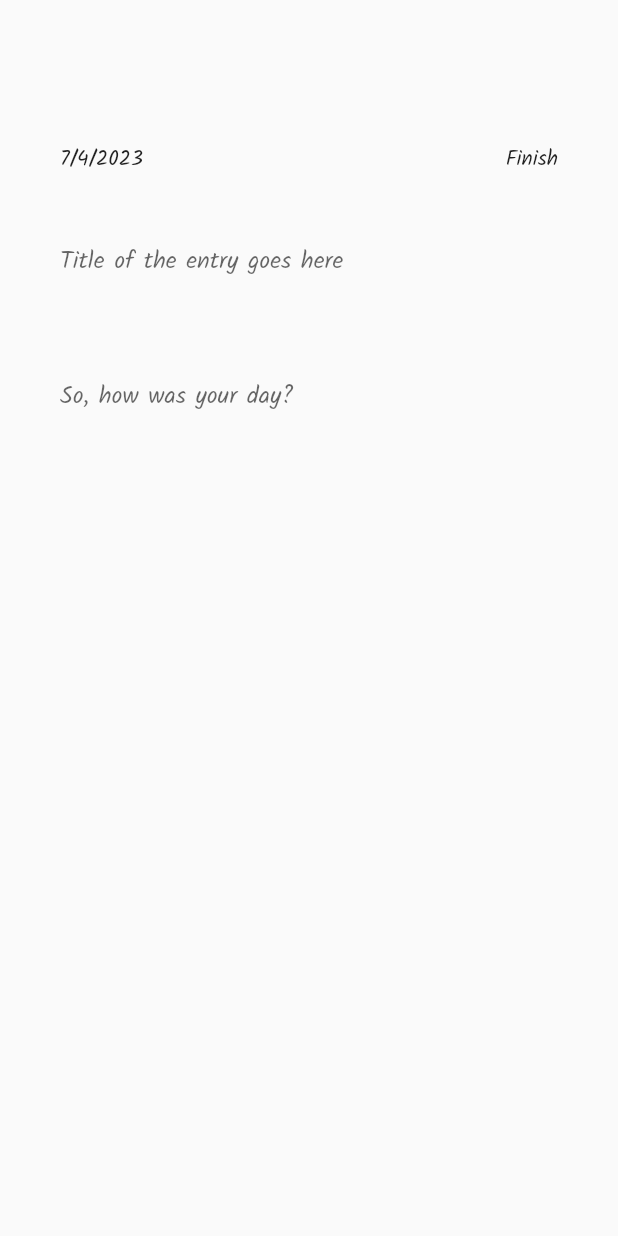
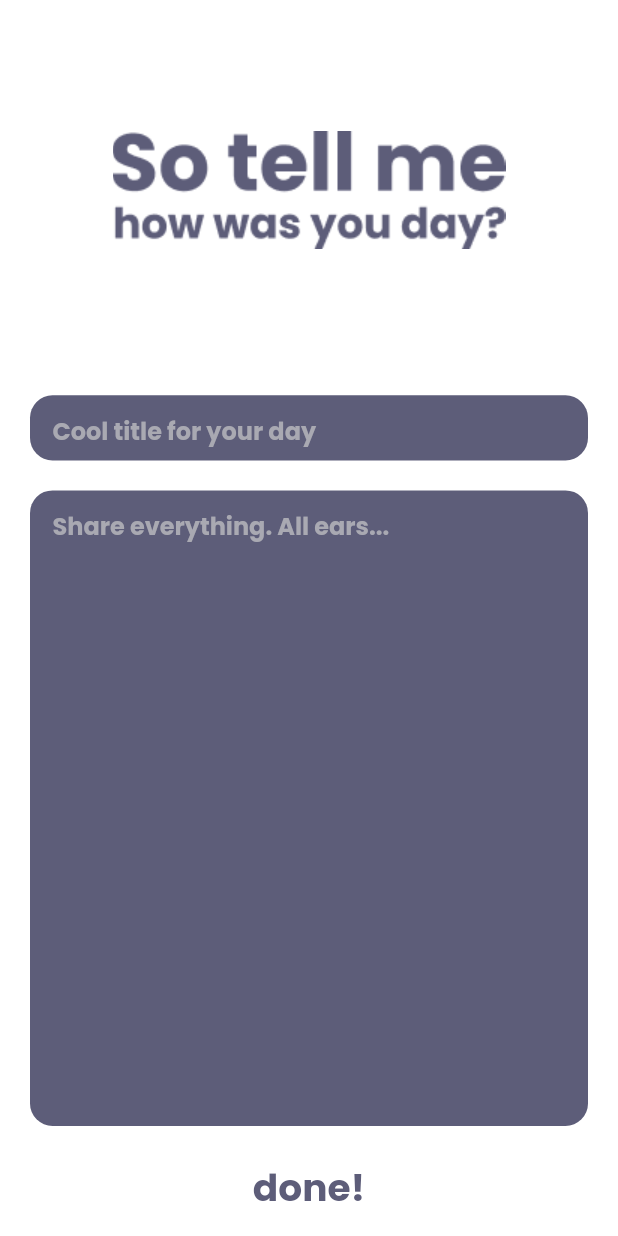
Before and after one commit to HustleAura/project_happynewyear, a Flutter app: the NewEntryPage screen opened by its route, on a phone screen of 412 x 824 dp. Run offline on Flutter 3.47's test engine with Material 2 defaults, Android fonts, the phone set to English and light mode, and no system bars; our stand-ins replace bloc, cloud_firestore, dartz, equatable, firebase_auth, firebase_core and 6 more; accounts and stored records are empty.

Commit message:
feat : add the new entry page ui

```diff
--- a/lib/application/user_dashboard/user_dashboard_bloc.dart
+++ b/lib/application/user_dashboard/user_dashboard_bloc.dart
@@ -26,6 +26,11 @@
             const UserDashboardState.profileScreen(),
           );
         },
+        newEntryPressed: (newEntryPressed) {
+          emit(
+            const UserDashboardState.newEntryScreen(),
+          );
+        },
       );
     });
   }
--- a/lib/application/user_dashboard/user_dashboard_event.dart
+++ b/lib/application/user_dashboard/user_dashboard_event.dart
@@ -5,4 +5,5 @@
   const factory UserDashboardEvent.toDoPressed() = _ToDoPressed;
   const factory UserDashboardEvent.diaryPressed() = _DiaryPressed;
   const factory UserDashboardEvent.profilePressed() = _ProfilePressed;
+  const factory UserDashboardEvent.newEntryPressed() = _NewEntryPressed;
 }
--- a/lib/application/user_dashboard/user_dashboard_state.dart
+++ b/lib/application/user_dashboard/user_dashboard_state.dart
@@ -2,7 +2,8 @@
 
 @freezed
 class UserDashboardState with _$UserDashboardState {
-  const factory UserDashboardState.profileScreen() = _ProflieScreen;
   const factory UserDashboardState.toDoScreen() = _ToDoScreen;
   const factory UserDashboardState.diaryScreen() = _DiaryScreen;
+  const factory UserDashboardState.profileScreen() = _ProflieScreen;
+  const factory UserDashboardState.newEntryScreen() = _NewEntryScreen;
 }
--- a/lib/presentation/core/constants.dart
+++ b/lib/presentation/core/constants.dart
@@ -9,6 +9,7 @@
 //images
 const authScreenLogoPath = 'assets/images/auth_screen_logo.png';
 const diaryScreenLogoPath = 'assets/images/diary_screen_logo.png';
+const newEntryScreenLogoPath = 'assets/images/new_entry_screen_logo.png';
 
 // screen size
 final fullScreenSize =
--- a/lib/presentation/diary/diary_home.dart
+++ b/lib/presentation/diary/diary_home.dart
@@ -1,5 +1,8 @@
 import 'package:flutter/material.dart';
-import 'package:project_happynewyear/presentation/diary/diary_entry_tile.dart';
+import 'package:flutter_bloc/flutter_bloc.dart';
+import 'package:project_happynewyear/application/user_dashboard/user_dashboard_bloc.dart';
+import 'package:project_happynewyear/presentation/diary/widgets/diary_entry_tile.dart';
+import 'package:project_happynewyear/presentation/user_dashboard/user_dashboard.dart';
 
 import '../core/constants.dart';
 
@@ -29,7 +32,11 @@
                   height: 30,
                 ),
                 IconButton(
-                  onPressed: () {},
+                  onPressed: () {
+                    BlocProvider.of<UserDashboardBloc>(context).add(
+                      const UserDashboardEvent.newEntryPressed(),
+                    );
+                  },
                   icon: const Icon(
                     Icons.add_circle_outline,
                     size: 60,
--- a/lib/presentation/new_entry/new_entry_page.dart
+++ b/lib/presentation/new_entry/new_entry_page.dart
@@ -1,7 +1,9 @@
 import 'package:flutter/material.dart';
+import 'package:google_fonts/google_fonts.dart';
 import 'package:project_happynewyear/presentation/core/constants.dart';
+import 'package:project_happynewyear/presentation/new_entry/widgets/body_field.dart';
 import 'package:project_happynewyear/presentation/new_entry/widgets/date_field.dart';
-import 'package:project_happynewyear/presentation/new_entry/widgets/diary_entry_field.dart';
+import 'package:project_happynewyear/presentation/new_entry/widgets/title_field.dart';
 import 'package:project_happynewyear/presentation/new_entry/widgets/finish_button.dart';
 
 class NewEntryPage extends StatelessWidget {
@@ -10,37 +12,43 @@
   @override
   Widget build(BuildContext context) {
     return Scaffold(
-      body: Form(
-        child: SingleChildScrollView(
-          child: Padding(
-            padding: const EdgeInsets.fromLTRB(0, 75, 0, 0),
+      body: Container(
+        color: whiteColor,
+        child: Form(
           child: Column(
             mainAxisAlignment: MainAxisAlignment.center,
-              crossAxisAlignment: CrossAxisAlignment.start,
+            crossAxisAlignment: CrossAxisAlignment.center,
             children: [
-                Row(
-                  mainAxisAlignment: MainAxisAlignment.spaceBetween,
-                  children: const [DateField(), DiaryFinishButton()],
+              Expanded(
+                flex: 4,
+                child: Image.asset(newEntryScreenLogoPath),
               ),
-                Container(
-                  height: fullScreenHeight * 0.1,
-                  child: const DiaryEntryField(
-                    maxLimit: 1,
-                    hintText: 'Title of the entry goes here',
+              const Expanded(
+                flex: 1,
+                child: TitleField(),
+              ),
+              const Expanded(
+                flex: 7,
+                child: BodyField(),
+              ),
+              Expanded(
+                flex: 1,
+                child: TextButton(
+                  onPressed: () {},
+                  child: Text(
+                    'done!',
+                    style: GoogleFonts.poppins(
+                      color: foreGroundColor,
+                      fontSize: 25,
+                      fontWeight: FontWeight.bold,
                     ),
                   ),
-                Container(
-                  height: fullScreenHeight * 0.6,
-                  child: const DiaryEntryField(
-                    maxLimit: 25,
-                    hintText: 'So, how was your day?',
                 ),
               ),
             ],
           ),
         ),
       ),
-      ),
     );
   }
 }
--- /dev/null
+++ b/lib/presentation/new_entry/widgets/body_field.dart
@@ -0,0 +1,39 @@
+import 'package:flutter/material.dart';
+import 'package:google_fonts/google_fonts.dart';
+
+import '../../core/constants.dart';
+import 'diary_field_decoration.dart';
+
+class BodyField extends StatelessWidget {
+  const BodyField({super.key});
+
+  @override
+  Widget build(BuildContext context) {
+    return DiaryFieldDecoration(
+      child: Container(
+        decoration: const BoxDecoration(
+          color: foreGroundColor,
+          borderRadius: BorderRadius.all(
+            Radius.circular(15),
+          ),
+        ),
+        child: TextFormField(
+          autocorrect: false,
+          cursorColor: fontColor,
+          decoration: InputDecoration(
+            border: InputBorder.none,
+            hintText: 'Share everything. All ears...',
+            contentPadding: const EdgeInsets.symmetric(
+              horizontal: 15,
+            ),
+            hintStyle: GoogleFonts.poppins(
+              fontWeight: FontWeight.bold,
+              color: fontColor,
+            ),
+          ),
+          style: GoogleFonts.poppins(),
+        ),
+      ),
+    );
+  }
+}
--- a/lib/presentation/new_entry/widgets/diary_entry_field.dart
+++ /dev/null
@@ -1,34 +0,0 @@
-import 'package:flutter/material.dart';
-import 'package:google_fonts/google_fonts.dart';
-
-import '../../core/constants.dart';
-import 'diary_field_decoration.dart';
-
-class DiaryEntryField extends StatelessWidget {
-  final int maxLimit;
-  final String hintText;
-  const DiaryEntryField({
-    super.key,
-    required this.maxLimit,
-    required this.hintText,
-  });
-
-  @override
-  Widget build(BuildContext context) {
-    return DiaryFieldDecoration(
-      child: TextFormField(
-        maxLines: maxLimit,
-        autocorrect: false,
-        // cursorColor: fontColor,
-        decoration: InputDecoration(
-          border: InputBorder.none,
-          hintText: hintText,
-          hintStyle: GoogleFonts.kalam(
-              // color: fontColor,
-              ),
-        ),
-        style: GoogleFonts.kalam(),
-      ),
-    );
-  }
-}
--- a/lib/presentation/new_entry/widgets/diary_field_decoration.dart
+++ b/lib/presentation/new_entry/widgets/diary_field_decoration.dart
@@ -13,12 +13,12 @@
   Widget build(BuildContext context) {
     return Container(
       padding: const EdgeInsets.symmetric(
-        vertical: 10,
-        horizontal: 20,
+        vertical: 5,
+        horizontal: 10,
       ),
       margin: const EdgeInsets.symmetric(
-        vertical: 10,
-        horizontal: 20,
+        vertical: 5,
+        horizontal: 10,
       ),
       decoration: BoxDecoration(
         // color: tileColor,
--- /dev/null
+++ b/lib/presentation/new_entry/widgets/title_field.dart
@@ -0,0 +1,42 @@
+import 'package:flutter/material.dart';
+import 'package:google_fonts/google_fonts.dart';
+
+import '../../core/constants.dart';
+import 'diary_field_decoration.dart';
+
+class TitleField extends StatelessWidget {
+  const TitleField({
+    super.key,
+  });
+
+  @override
+  Widget build(BuildContext context) {
+    return DiaryFieldDecoration(
+      child: Container(
+        decoration: const BoxDecoration(
+          color: foreGroundColor,
+          borderRadius: BorderRadius.all(
+            Radius.circular(15),
+          ),
+        ),
+        child: TextFormField(
+          maxLines: 1,
+          autocorrect: false,
+          cursorColor: fontColor,
+          decoration: InputDecoration(
+            border: InputBorder.none,
+            hintText: 'Cool title for your day',
+            contentPadding: const EdgeInsets.symmetric(
+              horizontal: 15,
+            ),
+            hintStyle: GoogleFonts.poppins(
+              fontWeight: FontWeight.bold,
+              color: fontColor,
+            ),
+          ),
+          style: GoogleFonts.poppins(),
+        ),
+      ),
+    );
+  }
+}
--- a/lib/presentation/user_dashboard/user_dashboard.dart
+++ b/lib/presentation/user_dashboard/user_dashboard.dart
@@ -1,6 +1,7 @@
 import 'package:flutter/material.dart';
 import 'package:flutter_bloc/flutter_bloc.dart';
 import 'package:project_happynewyear/presentation/core/constants.dart';
+import 'package:project_happynewyear/presentation/new_entry/new_entry_page.dart';
 
 import '../profile/profile_page.dart';
 import 'widgets/nav_bar.dart';
@@ -30,10 +31,15 @@
                     color: backGroundColor,
                     child: const ToDoHome(),
                   );
+                } else if (state == const UserDashboardState.profileScreen()) {
+                  return Container(
+                    color: whiteColor,
+                    child: const ProfilePage(),
+                  );
                 } else {
                   return Container(
                     color: whiteColor,
-                    child: const ProfilePage(),
+                    child: const NewEntryPage(),
                   );
                 }
               },
--- a/lib/presentation/user_dashboard/widgets/nav_bar.dart
+++ b/lib/presentation/user_dashboard/widgets/nav_bar.dart
@@ -16,9 +16,9 @@
       color: backGroundColor,
       child: BlocBuilder<UserDashboardBloc, UserDashboardState>(
         builder: (context, state) {
-          if (state == const UserDashboardState.diaryScreen()) {
+          if (state == const UserDashboardState.toDoScreen()) {
             return const StaticNavBar(
-              activeList: [true, false, false],
+              activeList: [false, true, false],
             );
           } else if (state == const UserDashboardState.profileScreen()) {
             return const StaticNavBar(
@@ -26,7 +26,7 @@
             );
           } else {
             return const StaticNavBar(
-              activeList: [false, true, false],
+              activeList: [true, false, false],
             );
           }
         },
```
Also changed, not shown: lib/application/user_dashboard/user_dashboard_bloc.freezed.dart, lib/presentation/diary/widgets/diary_entry_tile.dart (renamed from lib/presentation/diary/diary_entry_tile.dart). Lines whose indentation alone changed are shown as unchanged.
